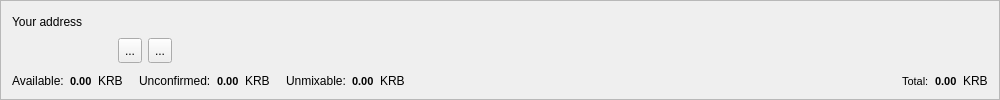
Before: the Qt Designer form src/gui/ui/accountframe.ui in cryptonotefoundation/cryptonotewallet, drawn with Qt 5.
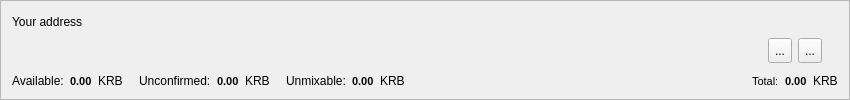
After: the same form once the commit is applied. Icons and pictures are not drawn.

Commit message: Narrow window with horizontal toolbar

Patch:
```diff
--- a/src/gui/ui/accountframe.ui
+++ b/src/gui/ui/accountframe.ui
@@ -6,7 +6,7 @@
    <rect>
     <x>0</x>
     <y>0</y>
-    <width>1000</width>
+    <width>850</width>
     <height>100</height>
    </rect>
   </property>
@@ -89,7 +89,7 @@
        </property>
        <property name="minimumSize">
         <size>
-         <width>100</width>
+         <width>750</width>
          <height>24</height>
         </size>
        </property>
@@ -209,7 +209,7 @@
        </property>
        <property name="sizeHint" stdset="0">
         <size>
-         <width>100</width>
+         <width>5</width>
          <height>20</height>
         </size>
        </property>
```
Left out of the diff: 28 changed lines with no effect on the pictures. The commit also changes 5 other files.
